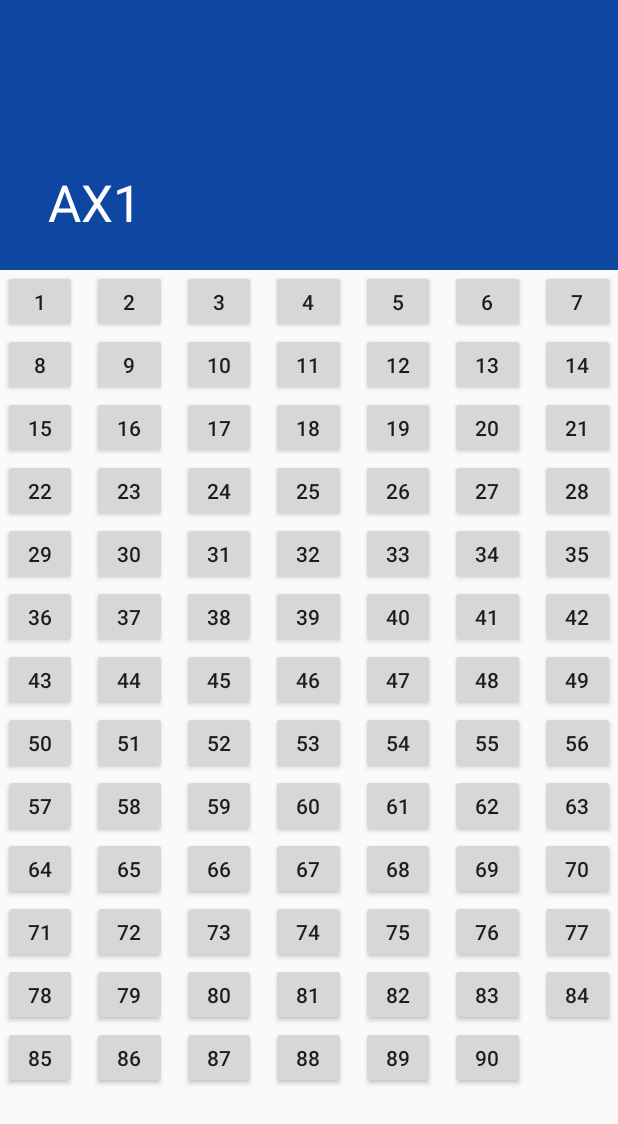
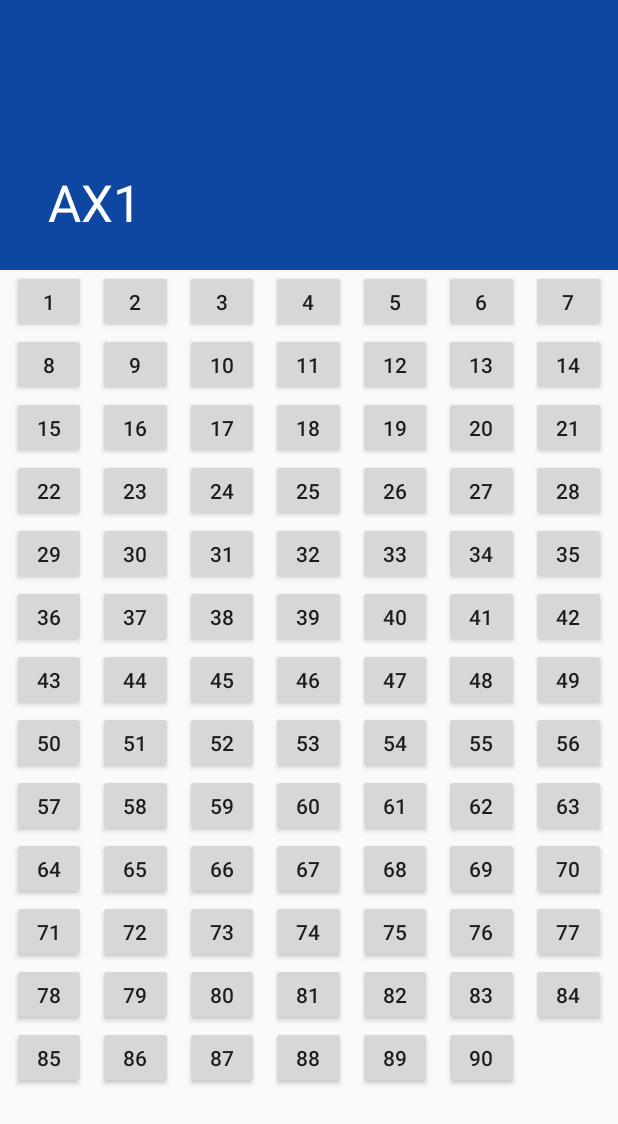
Before and after one commit to jeubank12/refitted, an Android app: the screen it shows after launch (WorkoutCalendarViewActivity), on a phone screen of 412 x 824 dp. Shown: the top 1124 px of the screen. Run offline under Robolectric (Android 15) with nearby library versions, the phone set to English and light mode, and no system bars; our stand-ins replace data binding; libraries missing offline, so code that uses them is left out: com.instabug.library; 1 statement that could not run was skipped.

Commit message:
Fix the calendar row to fit on most devices
close #37

```diff
--- a/app/src/main/res/layout/calendar_row_layout.xml
+++ b/app/src/main/res/layout/calendar_row_layout.xml
@@ -1,5 +1,6 @@
 <?xml version="1.0" encoding="utf-8"?>
-<layout xmlns:android="http://schemas.android.com/apk/res/android"
+<layout xmlns:tools="http://schemas.android.com/tools"
+    xmlns:android="http://schemas.android.com/apk/res/android"
     xmlns:app="http://schemas.android.com/apk/res-auto">
     <data>
         <import type="android.view.View"/>
@@ -14,7 +15,6 @@
             type="java.util.Locale" />
     </data>
     <androidx.constraintlayout.widget.ConstraintLayout
-    xmlns:tools="http://schemas.android.com/tools"
         android:layout_width="match_parent"
     android:layout_height="wrap_content">
 
@@ -22,10 +22,9 @@
             android:id="@+id/day6button"
             android:layout_width="50dp"
             android:layout_height="42dp"
-        android:layout_marginStart="8dp"
             android:paddingVertical="8dp"
+            android:text='@{String.format(locale, "%d", minDay + 6)}'
             android:visibility="@{daysVisible > 5 ? View.VISIBLE : View.INVISIBLE}"
-        android:text='@{String.format(locale, "%d", minDay + 6)}'
             app:layout_constraintDimensionRatio="1:1"
             app:layout_constraintEnd_toStartOf="@+id/day7button"
             app:layout_constraintHorizontal_bias="0.5"
@@ -37,10 +36,9 @@
             android:id="@+id/day3button"
             android:layout_width="49dp"
             android:layout_height="42dp"
-        android:layout_marginStart="8dp"
             android:paddingVertical="8dp"
+            android:text='@{String.format(locale, "%d", minDay + 3)}'
             android:visibility="@{daysVisible > 2 ? View.VISIBLE : View.INVISIBLE}"
-        android:text='@{String.format(locale, "%d", minDay + 3)}'
             app:layout_constraintDimensionRatio="1:1"
             app:layout_constraintEnd_toStartOf="@+id/day4button"
             app:layout_constraintHorizontal_bias="0.5"
@@ -52,10 +50,9 @@
             android:id="@+id/day4button"
             android:layout_width="50dp"
             android:layout_height="42dp"
-        android:layout_marginStart="8dp"
             android:paddingVertical="8dp"
+            android:text='@{String.format(locale, "%d", minDay + 4)}'
             android:visibility="@{daysVisible > 3 ? View.VISIBLE : View.INVISIBLE}"
-        android:text='@{String.format(locale, "%d", minDay + 4)}'
             app:layout_constraintDimensionRatio="1:1"
             app:layout_constraintEnd_toStartOf="@+id/day5button"
             app:layout_constraintHorizontal_bias="0.5"
@@ -67,10 +64,9 @@
             android:id="@+id/day5button"
             android:layout_width="49dp"
             android:layout_height="42dp"
-        android:layout_marginStart="8dp"
             android:paddingVertical="8dp"
+            android:text='@{String.format(locale, "%d", minDay + 5)}'
             android:visibility="@{daysVisible > 4 ? View.VISIBLE : View.INVISIBLE}"
-        android:text='@{String.format(locale, "%d", minDay + 5)}'
             app:layout_constraintDimensionRatio="1:1"
             app:layout_constraintEnd_toStartOf="@+id/day6button"
             app:layout_constraintHorizontal_bias="0.5"
@@ -82,10 +78,9 @@
             android:id="@+id/day7button"
             android:layout_width="50dp"
             android:layout_height="42dp"
-        android:layout_marginStart="8dp"
             android:paddingVertical="8dp"
+            android:text='@{String.format(locale, "%d", minDay + 7)}'
             android:visibility="@{daysVisible > 6 ? View.VISIBLE : View.INVISIBLE}"
-        android:text='@{String.format(locale, "%d", minDay + 7)}'
             app:layout_constraintDimensionRatio="1:1"
             app:layout_constraintEnd_toEndOf="parent"
             app:layout_constraintHorizontal_bias="0.5"
@@ -111,10 +106,9 @@
             android:id="@+id/day2button"
             android:layout_width="50dp"
             android:layout_height="42dp"
-        android:layout_marginStart="8dp"
             android:paddingVertical="8dp"
+            android:text='@{String.format(locale, "%d", minDay + 2)}'
             android:visibility="@{daysVisible > 1 ? View.VISIBLE : View.INVISIBLE}"
-        android:text='@{String.format(locale, "%d", minDay + 2)}'
             app:layout_constraintDimensionRatio="1:1"
             app:layout_constraintEnd_toStartOf="@+id/day3button"
             app:layout_constraintHorizontal_bias="0.5"
```
Lines whose indentation alone changed are shown as unchanged.
